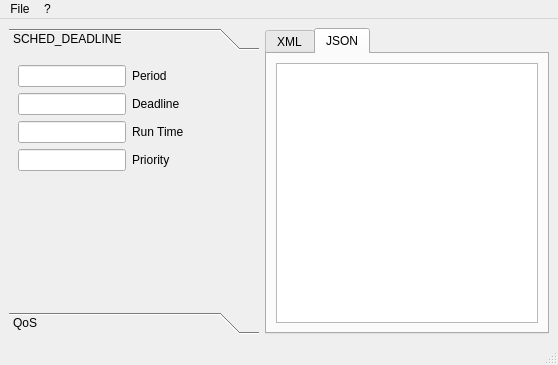
This is src/mainwindow.ui in balsini/SchedConfigTool as Qt 5 draws it before an edit. The edited form follows.
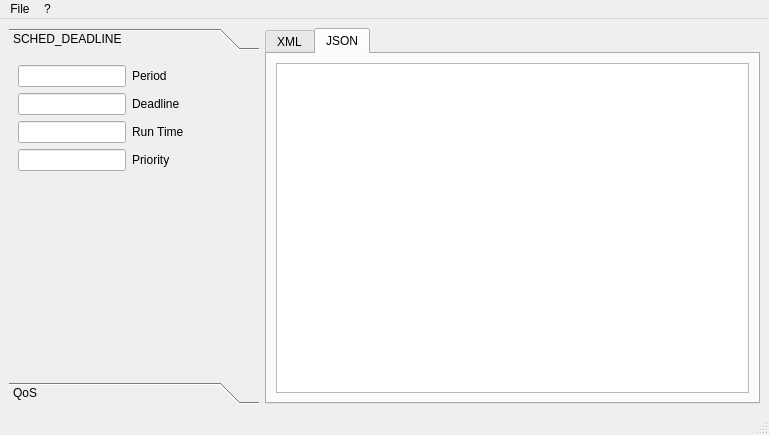
This is the edited form. The open tabs and pages were chosen to show the change.

What changed in the file:
```diff
--- a/src/mainwindow.ui
+++ b/src/mainwindow.ui
@@ -6,8 +6,8 @@
    <rect>
     <x>0</x>
     <y>0</y>
-    <width>558</width>
-    <height>365</height>
+    <width>769</width>
+    <height>435</height>
    </rect>
   </property>
   <property name="windowTitle">
@@ -46,7 +46,7 @@
            <x>0</x>
            <y>0</y>
            <width>250</width>
-           <height>245</height>
+           <height>315</height>
           </rect>
          </property>
          <attribute name="label">
@@ -333,7 +333,7 @@
     <rect>
      <x>0</x>
      <y>0</y>
-     <width>558</width>
+     <width>769</width>
      <height>20</height>
     </rect>
    </property>
```
Left out of the diff: 25 changed lines with no effect on the pictures.
